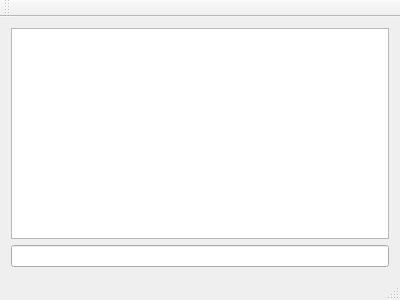
Qt form mainwindow.ui (agricola/irc-client2) before a commit.
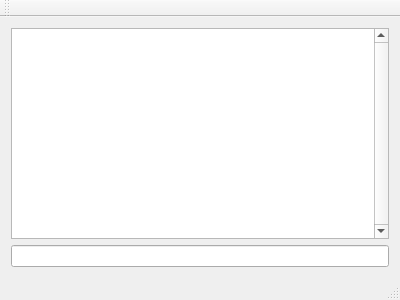
The same form after that commit.

Patch:
```diff
--- a/mainwindow.ui
+++ b/mainwindow.ui
@@ -16,7 +16,14 @@
   <widget class="QWidget" name="centralWidget">
    <layout class="QVBoxLayout" name="verticalLayout">
     <item>
-     <widget class="QTextBrowser" name="textBrowser"/>
+     <widget class="QTextBrowser" name="textBrowser">
+      <property name="verticalScrollBarPolicy">
+       <enum>Qt::ScrollBarAlwaysOn</enum>
+      </property>
+      <property name="horizontalScrollBarPolicy">
+       <enum>Qt::ScrollBarAlwaysOff</enum>
+      </property>
+     </widget>
     </item>
     <item>
      <widget class="QLineEdit" name="lineEdit"/>
```
